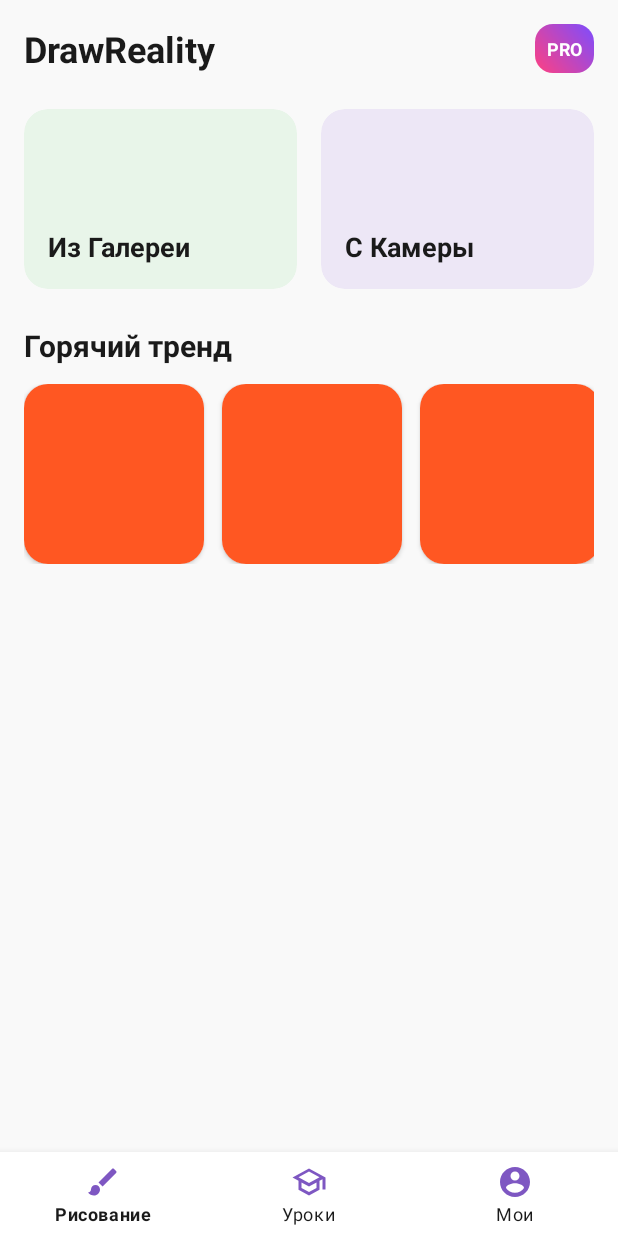
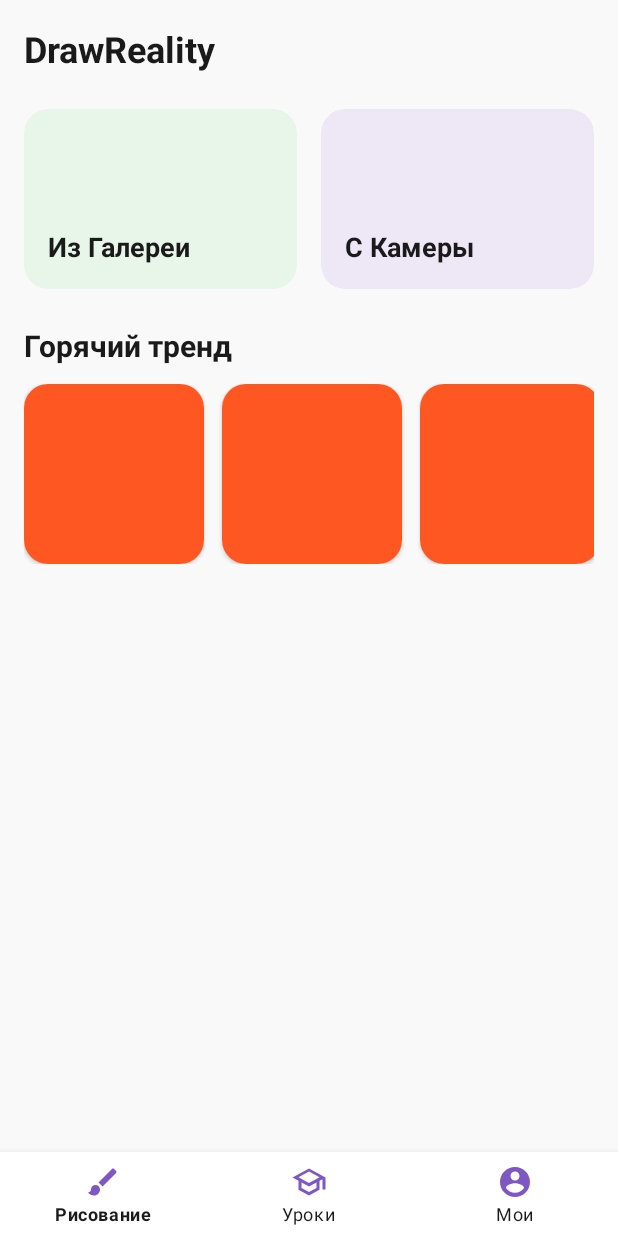
Before and after one commit to Ivan73738182/DrawReality, an Android app: the screen it shows after launch (MainActivity), on a phone screen of 412 x 824 dp. Run offline under Robolectric (Android 15) with nearby library versions, the phone set to English and light mode, and no system bars.

Commit message:
UI: remove PRO button (fully free app)

```diff
--- a/app/src/main/res/layout/activity_main.xml
+++ b/app/src/main/res/layout/activity_main.xml
@@ -21,10 +21,6 @@
             android:padding="16dp">
 
             <!-- Верхняя панель -->
-            <RelativeLayout
-                android:layout_width="match_parent"
-                android:layout_height="wrap_content"
-                android:layout_marginBottom="24dp">
             <TextView
                 android:layout_width="wrap_content"
                 android:layout_height="wrap_content"
@@ -32,23 +28,7 @@
                 android:textSize="24sp"
                 android:textStyle="bold"
                 android:textColor="@color/text_black"
-                    android:layout_centerVertical="true"/>
-                <LinearLayout
-                    android:layout_width="wrap_content"
-                    android:layout_height="wrap_content"
-                    android:layout_alignParentEnd="true"
-                    android:layout_centerVertical="true">
-                    <TextView
-                        android:layout_width="wrap_content"
-                        android:layout_height="wrap_content"
-                        android:text="PRO"
-                        android:textColor="#FFF"
-                        android:textSize="12sp"
-                        android:textStyle="bold"
-                        android:background="@drawable/bg_pro_button"
-                        android:padding="8dp"/>
-                </LinearLayout>
-            </RelativeLayout>
+                android:layout_marginBottom="24dp"/>
 
             <!-- Кнопки Галерея и Камера -->
             <LinearLayout
```
Lines whose indentation alone changed are shown as unchanged.
